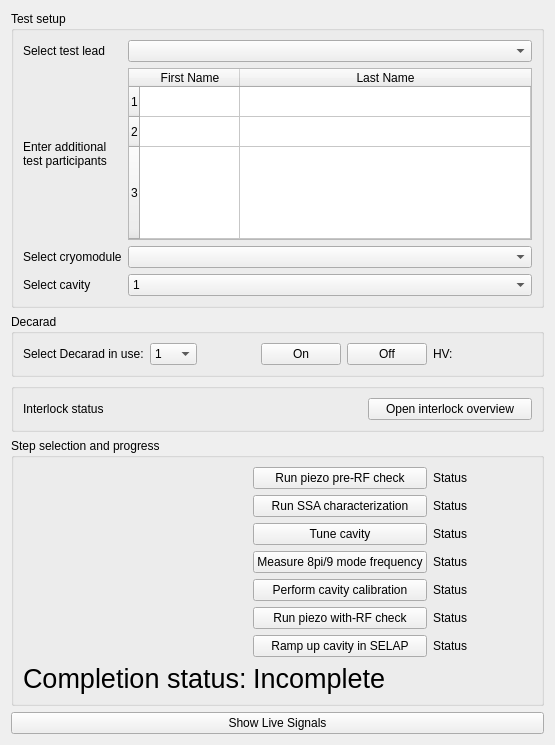
Qt form cavity_commissioning/gui/commissioning.ui (slaclab/rf_commissioning) before a commit.
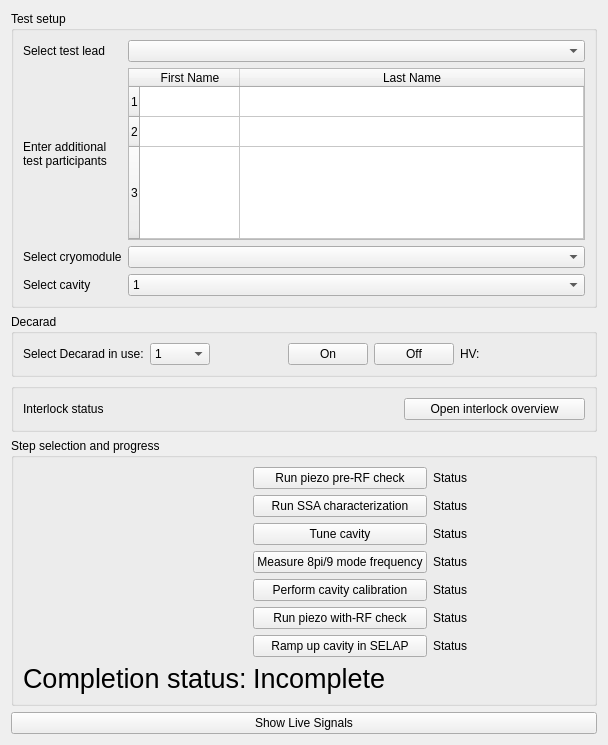
The same form after that commit. Custom widgets are drawn as their Qt base class.

Commit message: reconnected rf controls and tuner window

Diff of the .ui file:
```diff
--- a/cavity_commissioning/gui/commissioning.ui
+++ b/cavity_commissioning/gui/commissioning.ui
@@ -6,7 +6,7 @@
    <rect>
     <x>0</x>
     <y>0</y>
-    <width>555</width>
+    <width>608</width>
     <height>745</height>
    </rect>
   </property>
```
Left out of the diff: 25 changed lines with no effect on the pictures. The commit also changes 1 other file.
